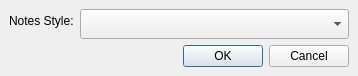
The window that scribus/ui/marknote.ui (scribusproject/scribus) describes before a commit, drawn with Qt 5.
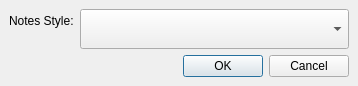
The same window after the commit.

Commit message: Reset some values on Marks UI files to defaults and relayout to fix some layout issues.

The edit to the form file:
```diff
--- a/scribus/ui/marknote.ui
+++ b/scribus/ui/marknote.ui
@@ -7,7 +7,7 @@
     <x>0</x>
     <y>0</y>
     <width>358</width>
-    <height>76</height>
+    <height>86</height>
    </rect>
   </property>
   <property name="sizePolicy">
@@ -16,12 +16,6 @@
     <verstretch>0</verstretch>
    </sizepolicy>
   </property>
-  <property name="maximumSize">
-   <size>
-    <width>16777215</width>
-    <height>80</height>
-   </size>
-  </property>
   <property name="windowTitle">
    <string>Dialog</string>
   </property>
```
The commit also changes 3 other files.
